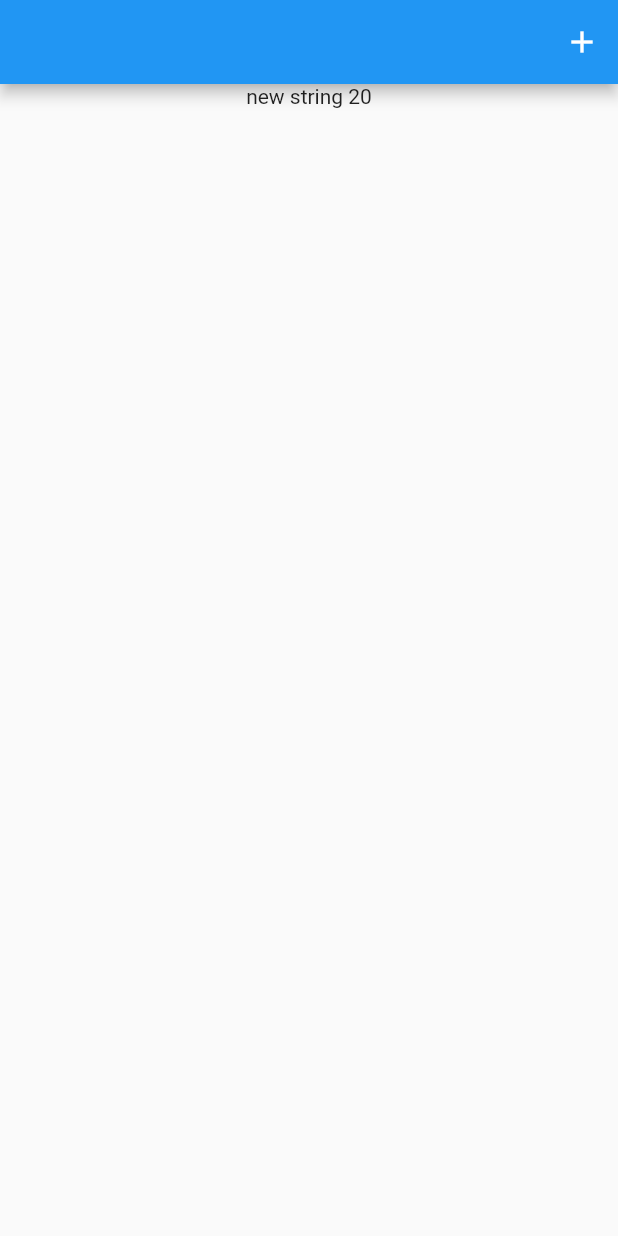
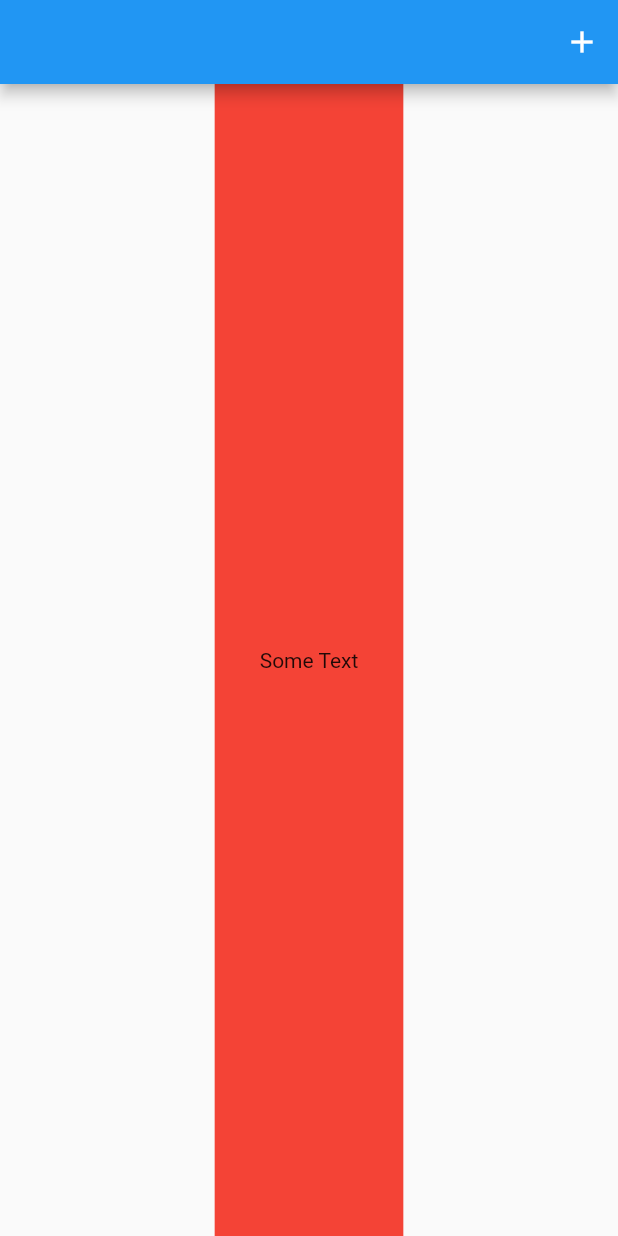
Before and after one commit to francyfre/Riverpod-Last-Stable-Version, a Flutter app: the screen it shows after launch, after a tap on the "add" icon, on a phone screen of 412 x 824 dp. Run offline on Flutter 3.47's test engine with Material 2 defaults, Android fonts, the light colour scheme and no system bars; our stand-ins replace flutter_riverpod.

Commit message:
Riverpod - ref.select (part 9)

```diff
--- a/lib/main.dart
+++ b/lib/main.dart
@@ -3,7 +3,7 @@ import 'dart:math';
 import 'package:flutter/material.dart';
 import 'package:flutter_riverpod/flutter_riverpod.dart';
 
-// videoLesson: https://www.youtube.com/watch?v=Eg3ZIT-_rcc&list=PLzaGtnxLcM7HYt-MhMZ-j0Bmeo4RqPHoS&index=8
+// videoLesson: https://www.youtube.com/watch?v=WCF4bziDxZA&list=PLzaGtnxLcM7HYt-MhMZ-j0Bmeo4RqPHoS&index=9
 void main() {
   runApp(
     ProviderScope(
@@ -12,53 +12,69 @@ void main() {
   );
 }
 
-class myNotifier extends StateNotifier<List<String>> {
-  myNotifier() : super([]); // initial value
+class Car {
+  final String name;
+  final String model;
+  final Color color;
 
-  void add(String stringToAdd) {
-    state = [...state, stringToAdd];
-    // state = [oldState, newState];
-  }
+  Car({
+    required this.name,
+    required this.model,
+    this.color = Colors.grey,
+  });
 }
 
-// Provider
-final myProvider =
-    StateNotifierProvider<myNotifier, List>((ref) => myNotifier());
+final carProvider = StateProvider<Car>((ref) {
+  return Car(
+    name: 'BMW',
+    model: 'QTb',
+    // color is defualt
+  );
+});
 
 class MyApp extends ConsumerWidget {
   MyApp({Key? key}) : super(key: key);
 
-  Random random = Random();
-
   @override
   Widget build(BuildContext context, WidgetRef ref) {
-    final listOfString = ref.watch(myProvider);
+    // use only Color, so i select color of the car
+    Color carColor = ref.watch(carProvider.select((car) => car.color));
 
-    // is asyncronous, never call in state lifecycle, or onPress{}
-    ref.listen<List>(myProvider, (List? prevState, List newState) {
-      // callback function, call avery time state changes!
-      print('listen: $newState');
+    ref.listen(carProvider.select((car) => car.model),
+        (oldValueModel, newValueModel) {
+      print('oldValueModel: $oldValueModel');
+      print('newValueModel: $newValueModel \n');
     });
 
     return MaterialApp(
       debugShowCheckedModeBanner: false,
       home: Scaffold(
         body: Center(
-          child: Column(
-              children: //listOfString.map((string) => Text(string)).toList(),
-                  [
-                ...listOfString.map((string) => Text(string)),
-              ]),
+          child: Container(
+            padding: const EdgeInsets.all(30),
+            color: carColor,
+            child: Column(
+              mainAxisAlignment: MainAxisAlignment.center,
+              children: const [
+                Text('Some Text'),
+              ],
+            ),
+          ),
         ),
         appBar: AppBar(
           actions: [
             IconButton(
               icon: const Icon(Icons.add),
               onPressed: () {
-                // change status
-                ref
-                    .read(myProvider.notifier)
-                    .add('new string ${random.nextInt(100)}');
+                // carProvider.state
+                final carProviderController = ref.read(carProvider.notifier);
+                // with carProviderController i can access to the state and modify
+                carProviderController.state = Car(
+                  name: carProviderController.state.name, // oldState
+                  // change model and .listen can work!
+                  model: carProviderController.state.model + '1',
+                  color: Colors.red,
+                );
               },
             ),
           ],
```
